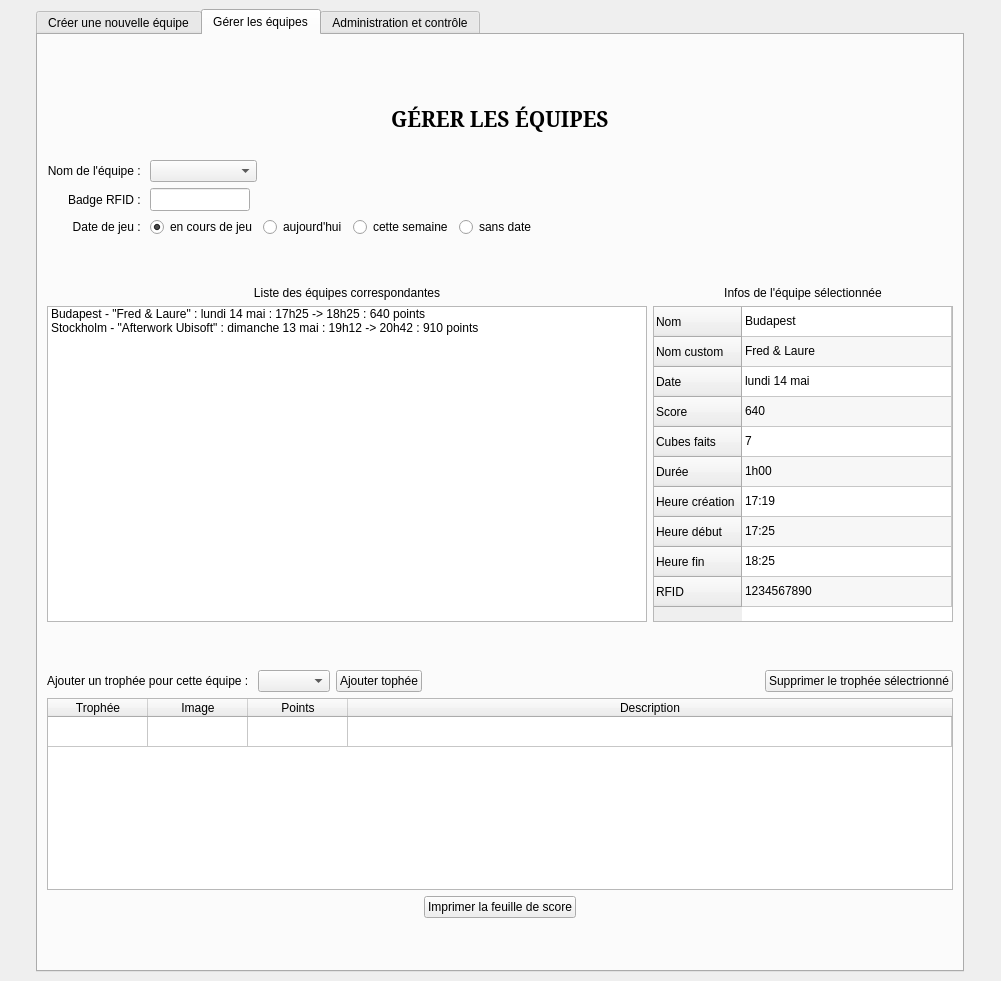
Old version of the form thecubeivazio/cubegui/cubegui.ui in the repository jwav/thecube-ivazio.
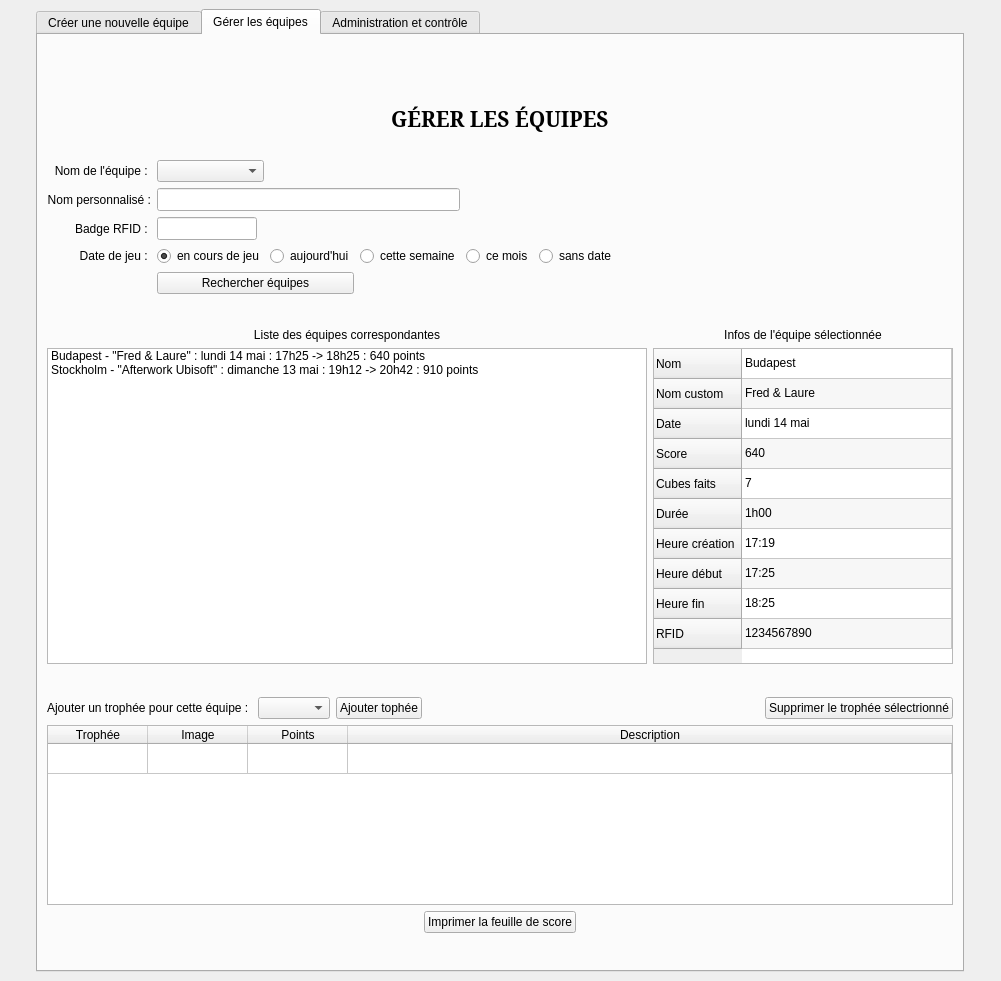
New version of the form. Icons and pictures are not drawn.

Commit message: making progress on gui implementation, but i think i'll refactor the teams management tab

What changed in the file:
```diff
--- a/thecubeivazio/cubegui/cubegui.ui
+++ b/thecubeivazio/cubegui/cubegui.ui
@@ -518,7 +518,92 @@
         </item>
         <item>
          <layout class="QGridLayout" name="gridLayout_3">
+          <item row="4" column="1" colspan="2">
+           <widget class="QPushButton" name="btnTeamsSearch">
+            <property name="text">
+             <string>Rechercher équipes</string>
+            </property>
+           </widget>
+          </item>
+          <item row="3" column="0">
+           <widget class="QLabel" name="label_8">
+            <property name="text">
+             <string>Date de jeu : </string>
+            </property>
+            <property name="alignment">
+             <set>Qt::AlignRight|Qt::AlignTrailing|Qt::AlignVCenter</set>
+            </property>
+           </widget>
+          </item>
+          <item row="2" column="1">
+           <widget class="QLineEdit" name="lineTeamsRfid">
+            <property name="maximumSize">
+             <size>
+              <width>100</width>
+              <height>16777215</height>
+             </size>
+            </property>
+            <property name="font">
+             <font>
+              <family>DejaVu Sans Mono</family>
+              <weight>75</weight>
+              <bold>true</bold>
+             </font>
+            </property>
+            <property name="alignment">
+             <set>Qt::AlignCenter</set>
+            </property>
+            <property name="readOnly">
+             <bool>false</bool>
+            </property>
+            <property name="placeholderText">
+             <string/>
+            </property>
+           </widget>
+          </item>
           <item row="1" column="0">
+           <widget class="QLabel" name="lblNewteamTeamName_4">
+            <property name="text">
+             <string>Nom personnalisé :</string>
+            </property>
+            <property name="alignment">
+             <set>Qt::AlignRight|Qt::AlignTrailing|Qt::AlignVCenter</set>
+            </property>
+           </widget>
+          </item>
+          <item row="1" column="1" colspan="3">
+           <widget class="QLineEdit" name="lineTeamsCustomName">
+            <property name="sizePolicy">
+             <sizepolicy hsizetype="Expanding" vsizetype="Fixed">
+              <horstretch>0</horstretch>
+              <verstretch>0</verstretch>
+             </sizepolicy>
+            </property>
+            <property name="maximumSize">
+             <size>
+              <width>16777215</width>
+              <height>16777215</height>
+             </size>
+            </property>
+            <property name="font">
+             <font>
+              <family>DejaVu Sans Mono</family>
+              <weight>75</weight>
+              <bold>true</bold>
+             </font>
+            </property>
+            <property name="alignment">
+             <set>Qt::AlignCenter</set>
+            </property>
+            <property name="readOnly">
+             <bool>false</bool>
+            </property>
+            <property name="placeholderText">
+             <string/>
+            </property>
+           </widget>
+          </item>
+          <item row="2" column="0">
            <widget class="QLabel" name="lblNewteamRfid_3">
             <property name="text">
              <string>Badge RFID : </string>
@@ -528,7 +613,14 @@
             </property>
            </widget>
           </item>
-          <item row="2" column="5">
+          <item row="3" column="2">
+           <widget class="QRadioButton" name="radioTeamsToday">
+            <property name="text">
+             <string>aujourd'hui</string>
+            </property>
+           </widget>
+          </item>
+          <item row="3" column="6">
            <spacer name="horizontalSpacer_15">
             <property name="orientation">
              <enum>Qt::Horizontal</enum>
@@ -558,32 +650,15 @@
             </property>
            </widget>
           </item>
-          <item row="2" column="4">
-           <widget class="QRadioButton" name="radioButton_4">
+          <item row="3" column="5">
+           <widget class="QRadioButton" name="radioTeamsNoDate">
             <property name="text">
              <string>sans date</string>
             </property>
            </widget>
           </item>
-          <item row="2" column="2">
-           <widget class="QRadioButton" name="radioButton_2">
-            <property name="text">
-             <string>aujourd'hui</string>
-            </property>
-           </widget>
-          </item>
-          <item row="2" column="0">
-           <widget class="QLabel" name="label_8">
-            <property name="text">
-             <string>Date de jeu : </string>
-            </property>
-            <property name="alignment">
-             <set>Qt::AlignRight|Qt::AlignTrailing|Qt::AlignVCenter</set>
-            </property>
-           </widget>
-          </item>
-          <item row="2" column="1">
-           <widget class="QRadioButton" name="radioButton">
+          <item row="3" column="1">
+           <widget class="QRadioButton" name="radioTeamsCurrentlyPlaying">
             <property name="text">
              <string>en cours de jeu</string>
             </property>
@@ -592,39 +667,20 @@
             </property>
            </widget>
           </item>
-          <item row="1" column="1">
-           <widget class="QLineEdit" name="lineManageRfid">
-            <property name="maximumSize">
-             <size>
-              <width>100</width>
-              <height>16777215</height>
-             </size>
-            </property>
-            <property name="font">
-             <font>
-              <family>DejaVu Sans Mono</family>
-              <weight>75</weight>
-              <bold>true</bold>
-             </font>
-            </property>
-            <property name="alignment">
-             <set>Qt::AlignCenter</set>
-            </property>
-            <property name="readOnly">
-             <bool>false</bool>
-            </property>
-            <property name="placeholderText">
-             <string/>
-            </property>
-           </widget>
-          </item>
-          <item row="2" column="3">
-           <widget class="QRadioButton" name="radioButton_3">
+          <item row="3" column="3">
+           <widget class="QRadioButton" name="radioTeamsThisWeek">
             <property name="text">
              <string>cette semaine</string>
             </property>
            </widget>
           </item>
+          <item row="3" column="4">
+           <widget class="QRadioButton" name="radioTeamsThisMonth">
+            <property name="text">
+             <string>ce mois</string>
+            </property>
+           </widget>
+          </item>
          </layout>
         </item>
         <item>
```
Left out of the diff: 36 changed lines with no effect on the pictures. The commit also changes 12 other files.
